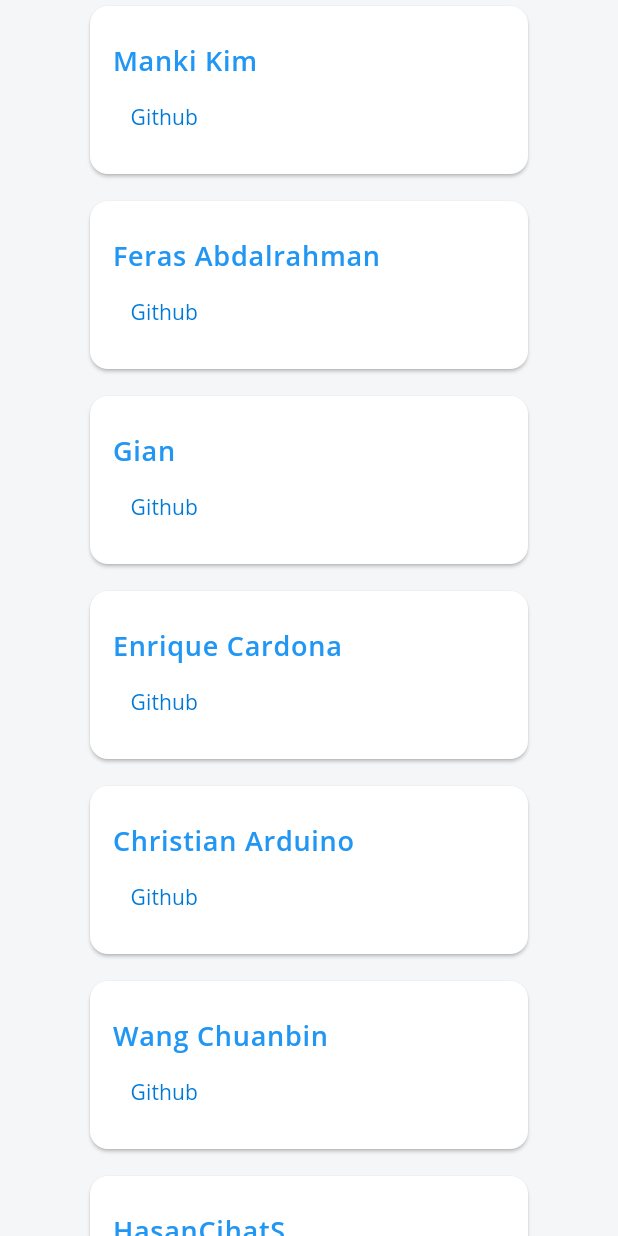
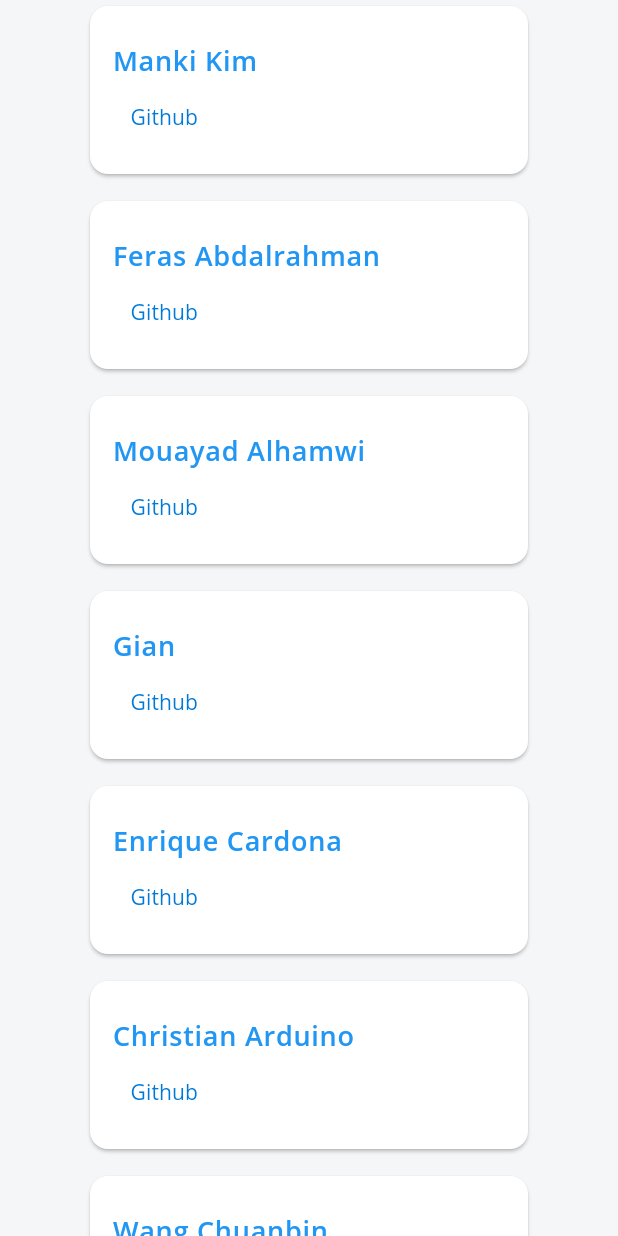
Before and after one commit to selvam920/trina_grid, a Flutter app: the TrinaContributors widget shown alone on an empty page, opened directly, on a phone screen of 412 x 824 dp. Run offline on Flutter 3.47's test engine with Material 3 defaults, Android fonts, the phone set to English and light mode, and no system bars; our stand-ins replace faker, font_awesome_flutter, pdf, rxdart; missing offline and left inert: file_saver, rainbow_color; statements that could not run were skipped.

Commit message:
feat: add Mouayad Alhamwi as a contributor and update documentation links for contributing and code of conduct

```diff
--- a/demo/lib/screen/home_screen.dart
+++ b/demo/lib/screen/home_screen.dart
@@ -729,6 +729,13 @@ class TrinaContributors extends StatelessWidget {
             },
           ),
           TrinaContributorTile(
+            name: 'Mouayad Alhamwi',
+            linkTitle: 'Github',
+            onTapLink: () {
+              launchUrl('https://github.com/DMouayad');
+            },
+          ),
+          TrinaContributorTile(
             name: 'Gian',
             linkTitle: 'Github',
             onTapLink: () {
```
Also changed, not shown: 4 other files.
